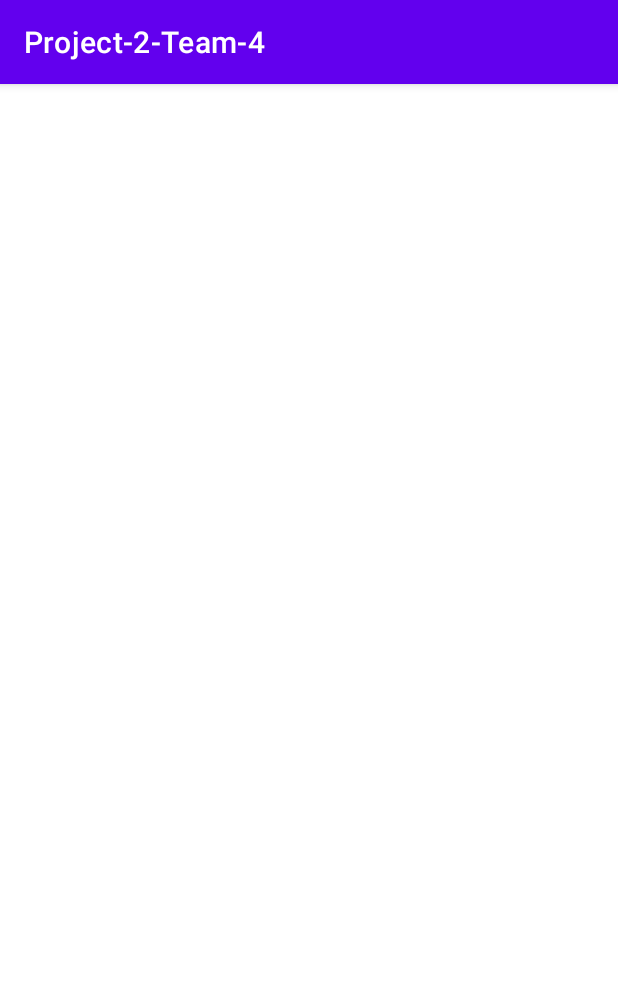
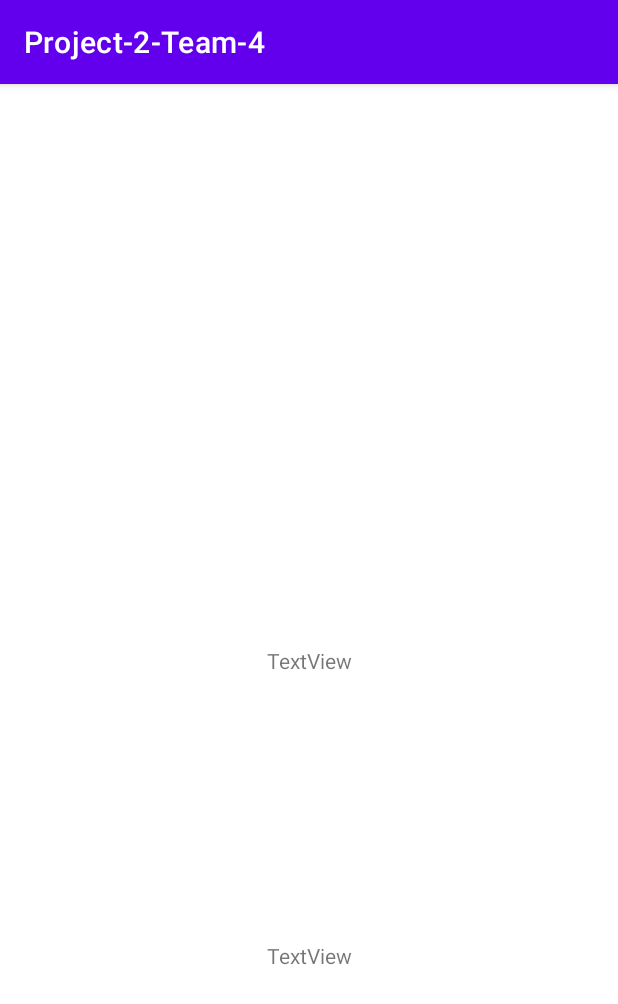
Before and after one commit to AJChippi/Project-2-Team-4, an Android app: the screen it shows after launch (GameActivity before the commit, XYZAccelerometer after it), after a tap on "START THE PUNCH", on a phone screen of 412 x 824 dp. Shown: the top 1004 px of the screen. Run offline under Robolectric (Android 15) with nearby library versions, the phone set to English and light mode, and no system bars.

```diff
--- a/app/src/main/AndroidManifest.xml
+++ b/app/src/main/AndroidManifest.xml
@@ -4,6 +4,7 @@
     package="com.example.project_2_team_4">
 
     <uses-permission android:name="android.permission.HIGH_SAMPLING_RATE_SENSORS" />
+    <uses-permission android:name="android.permission.ACTIVITY_RECOGNITION"/>
 
     <application
         android:allowBackup="true"
@@ -25,6 +26,9 @@
             android:name=".SettingsActivity"
             android:exported="false" />
         <activity
+            android:name=".XYZAccelerometer"
+            android:exported="false" />
+        <activity
             android:name=".MainActivity"
             android:exported="true">
             <intent-filter>
--- a/app/src/main/java/com/example/project_2_team_4/MainActivity.java
+++ b/app/src/main/java/com/example/project_2_team_4/MainActivity.java
@@ -25,7 +25,7 @@ public class MainActivity extends AppCompatActivity {
         });
 
         btnNewGame.setOnClickListener(v -> {
-            Intent intent = new Intent(this, GameActivity.class);
+            Intent intent = new Intent(this, XYZAccelerometer.class);
             startActivity(intent);
         });
     }
--- /dev/null
+++ b/app/src/main/java/com/example/project_2_team_4/XYZAccelerometer.java
@@ -0,0 +1,152 @@
+package com.example.project_2_team_4;
+
+import android.Manifest;
+import android.content.Context;
+import android.content.pm.PackageManager;
+import android.hardware.Sensor;
+import android.hardware.SensorEvent;
+import android.hardware.SensorEventListener;
+import android.hardware.SensorManager;
+import android.os.Bundle;
+import android.util.Log;
+import android.widget.TextView;
+import android.widget.Toast;
+
+import androidx.appcompat.app.AppCompatActivity;
+import androidx.core.content.ContextCompat;
+
+import java.util.Date;
+
+
+public class XYZAccelerometer extends AppCompatActivity implements SensorEventListener {
+    double calibration = Double.NaN;
+    SensorManager sensorManager;
+    private boolean color = false;
+    private TextView view;
+    TextView textView4;
+    private long lastUpdate;
+    Sensor accelerationSensor;
+
+    float appliedAcceleration = 0;
+    float currentAcceleration = 0;
+    float velocity = 0;
+    Date lastUpdatedate;
+
+    @Override
+    public void onCreate(Bundle savedInstanceState) {
+        super.onCreate(savedInstanceState);
+        setContentView(R.layout.activity_game);
+        view = findViewById(R.id.speed);
+        textView4 = findViewById(R.id.textView4);
+
+
+        if(ContextCompat.checkSelfPermission(this, Manifest.permission.ACTIVITY_RECOGNITION) == PackageManager.PERMISSION_DENIED){
+            //ask for permission
+            requestPermissions(new String[]{Manifest.permission.ACTIVITY_RECOGNITION}, 1);
+        }
+//        sensorManager.registerListener(this,sensorManager.getDefaultSensor(Sensor.TYPE_ACCELEROMETER), SensorManager.SENSOR_DELAY_NORMAL);
+
+
+//        sensorManager = (SensorManager)getSystemService(Context.SENSOR_SERVICE);
+//        accelerationSensor = sensorManager.getDefaultSensor(Sensor.TYPE_ACCELEROMETER);
+
+
+        lastUpdatedate = new Date(System.currentTimeMillis());
+        sensorManager = (SensorManager) getSystemService(SENSOR_SERVICE);
+        lastUpdate = System.currentTimeMillis();
+    }
+
+    @Override
+    public void onSensorChanged(SensorEvent event) {
+        if (event.sensor.getType() == Sensor.TYPE_ACCELEROMETER) {
+            getAccelerometer(event);
+        }
+
+        double x = event.values[0];
+        double y = event.values[1];
+        double z = event.values[2];
+        double a = Math.sqrt(Math.pow(x, 2) + Math.pow(y, 2) + Math.pow(z, 2));
+        if (calibration == Double.NaN)
+            calibration = a;
+        else {
+            updateVelocity();
+            currentAcceleration = (float)a;
+        }
+        Log.d("testtest", String.valueOf(currentAcceleration));
+
+    }
+
+
+    private void getAccelerometer(SensorEvent event) {
+        float[] values = event.values;
+        // Movement
+        float x = values[0];
+        float y = values[1];
+        float z = values[2];
+
+        float accelationSquareRoot = (x * x + y * y + z * z) / (SensorManager.GRAVITY_EARTH * SensorManager.GRAVITY_EARTH);
+        long actualTime = event.timestamp;
+        if (accelationSquareRoot >= 2) //
+        {
+            if (actualTime - lastUpdate < 200) {
+                return;
+            }
+            lastUpdate = actualTime;
+            Toast.makeText(this, "Punch occured", Toast.LENGTH_SHORT).show();
+            view.setText("SPEEDDDDD=== "+accelationSquareRoot);
+            Log.i("SensorTestActivity","SPEEDDDDD1=== "+accelationSquareRoot+"     ");
+        }
+    }
+
+    private void updateVelocity() {
+        // Calculate how long this acceleration has been applied.
+        Date timeNow = new Date(System.currentTimeMillis());
+        long timeDelta = timeNow.getTime()-lastUpdatedate.getTime();
+        lastUpdatedate.setTime(timeNow.getTime());
+
+        // Calculate the change in velocity at the
+        // current acceleration since the last update.
+        float deltaVelocity = appliedAcceleration * (timeDelta/1000);
+        appliedAcceleration = currentAcceleration;
+
+        // Add the velocity change to the current velocity.
+        velocity += deltaVelocity;
+
+        final double mph = (Math.round(100*velocity / 1.6 * 3.6))/100;
+
+        Log.i("SensorTestActivity","SPEEDDDDD2=== "+mph+"     "+velocity);
+        textView4.setText(mph+"     "+velocity);
+//        sensorManager.unregisterListener(this);
+
+    }
+    @Override
+    public void onAccuracyChanged(Sensor sensor, int accuracy) {
+
+    }
+
+
+    @Override
+    protected void onStart() {
+        super.onStart();
+        sensorManager.registerListener(this,
+                sensorManager.getDefaultSensor(Sensor.TYPE_ACCELEROMETER),
+                SensorManager.SENSOR_DELAY_NORMAL);
+
+     }
+//    @Override
+//    protected void onResume() {
+//        super.onResume();
+//        // register this class as a listener for the orientation and
+//        // accelerometer sensors
+//        sensorManager.registerListener(this,
+//                sensorManager.getDefaultSensor(Sensor.TYPE_ACCELEROMETER),
+//                SensorManager.SENSOR_DELAY_NORMAL);
+//    }
+//
+    @Override
+    protected void onPause() {
+        // unregister listener
+        super.onPause();
+    }
+
+}
--- a/app/src/main/res/layout/activity_game.xml
+++ b/app/src/main/res/layout/activity_game.xml
@@ -6,4 +6,23 @@
     android:layout_height="match_parent"
     tools:context=".GameActivity">
 
+    <TextView
+        android:id="@+id/speed"
+        android:layout_width="wrap_content"
+        android:layout_height="wrap_content"
+        android:text="TextView"
+        app:layout_constraintBottom_toBottomOf="parent"
+        app:layout_constraintEnd_toEndOf="parent"
+        app:layout_constraintStart_toStartOf="parent"
+        app:layout_constraintTop_toTopOf="parent" />
+
+    <TextView
+        android:id="@+id/textView4"
+        android:layout_width="wrap_content"
+        android:layout_height="wrap_content"
+        android:text="TextView"
+        app:layout_constraintBottom_toBottomOf="parent"
+        app:layout_constraintEnd_toEndOf="parent"
+        app:layout_constraintStart_toStartOf="parent"
+        app:layout_constraintTop_toBottomOf="@+id/speed" />
 </androidx.constraintlayout.widget.ConstraintLayout>
```
